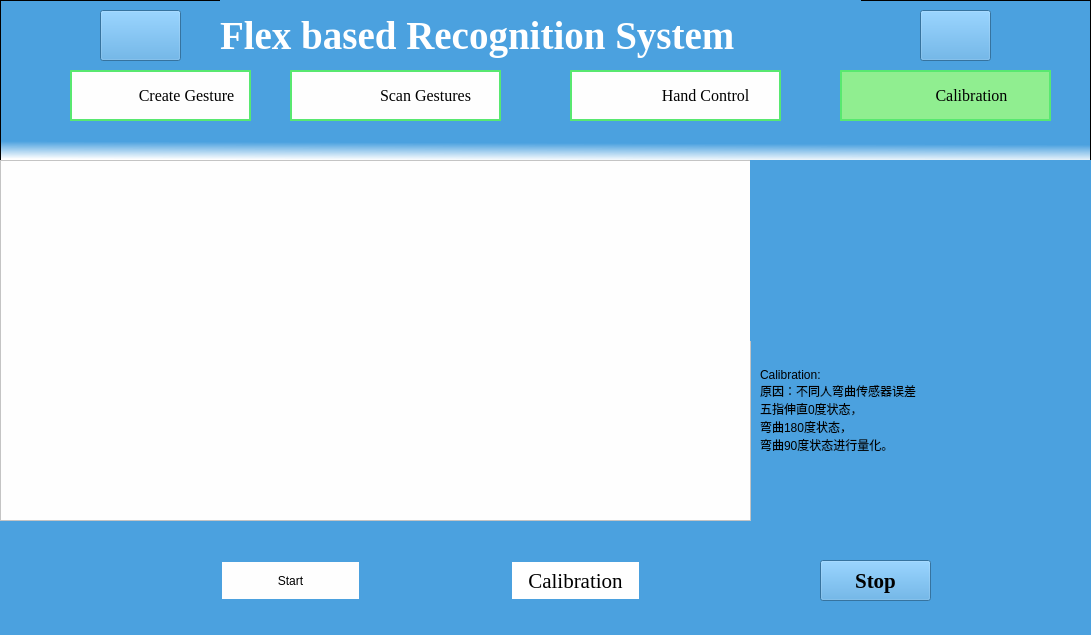
The window that ui_files/calibration.ui (liudongdong1/DataGlove) describes before a commit, drawn with Qt 5.
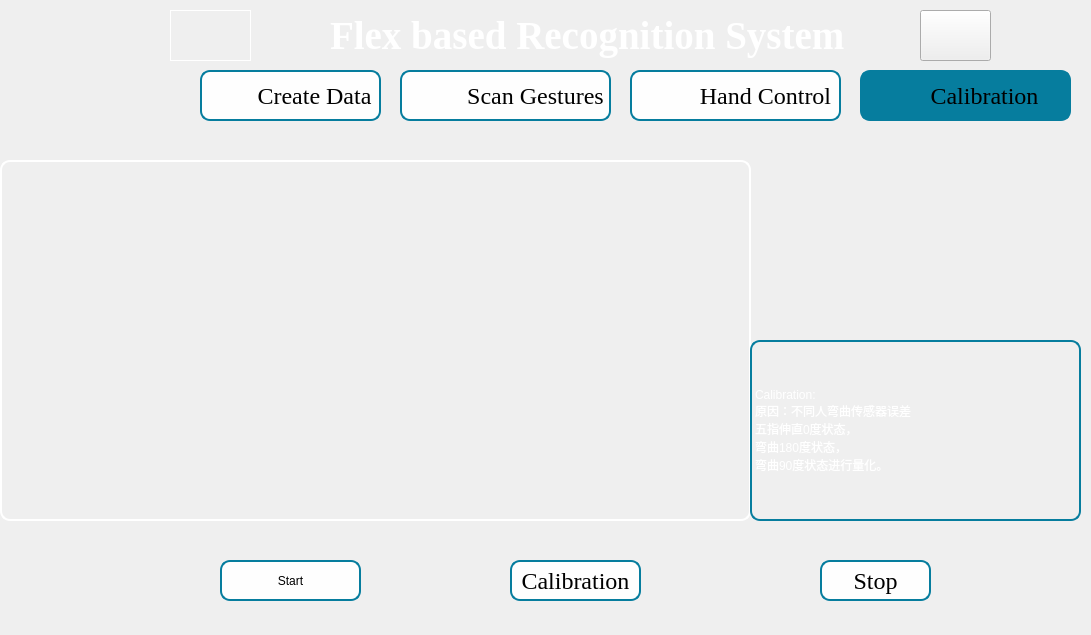
The same window after the commit. Icons and pictures are not drawn.

```diff
--- a/ui_files/calibration.ui
+++ b/ui_files/calibration.ui
@@ -14,30 +14,15 @@
    <string>MainWindow</string>
   </property>
   <property name="styleSheet">
-   <string notr="true">background-color:rgba(75, 161, 223, 255)</string>
+   <string notr="true">QWidget#centralwidget{
+	border-image:url(&quot;icons/background1.png&quot;) ;
+}</string>
   </property>
   <widget class="QWidget" name="centralwidget">
-   <widget class="QGraphicsView" name="graphicsView_2">
-    <property name="geometry">
-     <rect>
-      <x>0</x>
-      <y>0</y>
-      <width>1091</width>
-      <height>161</height>
-     </rect>
-    </property>
-    <property name="toolTip">
-     <string>&lt;html&gt;&lt;head/&gt;&lt;body&gt;&lt;p&gt;&lt;br/&gt;&lt;/p&gt;&lt;/body&gt;&lt;/html&gt;</string>
-    </property>
-    <property name="styleSheet">
-     <string notr="true">background-color: qlineargradient(spread:pad, x1:0.543136, y1:0.074, x2:0.52, y2:1, stop:0.880682 rgba(75, 161, 223, 255), stop:1 rgba(255, 255, 255, 255));
-</string>
-    </property>
-   </widget>
    <widget class="QLabel" name="label">
     <property name="geometry">
      <rect>
-      <x>220</x>
+      <x>330</x>
       <y>0</y>
       <width>641</width>
       <height>71</height>
@@ -61,7 +46,7 @@
    <widget class="QPushButton" name="create">
     <property name="geometry">
      <rect>
-      <x>70</x>
+      <x>200</x>
       <y>70</y>
       <width>181</width>
       <height>51</height>
@@ -70,7 +55,7 @@
     <property name="font">
      <font>
       <family>TImes New Roman</family>
-      <pointsize>12</pointsize>
+      <pointsize>18</pointsize>
       <weight>50</weight>
       <italic>false</italic>
       <bold>false</bold>
@@ -81,13 +66,14 @@
     </property>
     <property name="styleSheet">
      <string notr="true">QPushButton#create{
-padding-left:-40px;
-color:black;
-background-color:#fefefe;
-border: 2px solid #58e870; border-radius:30px;
-font: 12pt &quot;TImes New Roman&quot;;
-background-image:url(&quot;icons/create.png&quot;);
-background-repeat:none;
+  padding-left:-30px;
+  color:black;
+  border: 2px solid #067d9e; 
+  font: 18pt &quot;TImes New Roman&quot;;
+  background-image:url(&quot;icons/create.png&quot;);
+  border-radius:10px;
+  background-color:#fefefe;
+  background-repeat:none;
 }
 QPushButton#create:hover
 {
@@ -96,13 +82,13 @@
 }</string>
     </property>
     <property name="text">
-     <string>   Create Gesture</string>
+     <string>   Create Data</string>
     </property>
    </widget>
    <widget class="QPushButton" name="scan_sen">
     <property name="geometry">
      <rect>
-      <x>570</x>
+      <x>630</x>
       <y>70</y>
       <width>211</width>
       <height>51</height>
@@ -111,7 +97,7 @@
     <property name="font">
      <font>
       <family>TImes New Roman</family>
-      <pointsize>12</pointsize>
+      <pointsize>18</pointsize>
       <weight>50</weight>
       <italic>false</italic>
       <bold>false</bold>
@@ -119,11 +105,12 @@
     </property>
     <property name="styleSheet">
      <string notr="true">QPushButton#scan_sen{
-padding-left:-40px;
+padding-left:-90px;
 color:black;
 background-color:#fefefe;
-border: 2px solid #58e870; border-radius:30px;
-font: 12pt &quot;TImes New Roman&quot;;
+border: 2px solid #067d9e; 
+border-radius:10px;
+font: 18pt &quot;TImes New Roman&quot;;
 background-image:url(&quot;icons/sent.png&quot;);
 background-repeat:none;
 }
@@ -140,7 +127,7 @@
    <widget class="QPushButton" name="scan_sinlge">
     <property name="geometry">
      <rect>
-      <x>290</x>
+      <x>400</x>
       <y>70</y>
       <width>211</width>
       <height>51</height>
@@ -149,7 +136,7 @@
     <property name="font">
      <font>
       <family>TImes New Roman</family>
-      <pointsize>12</pointsize>
+      <pointsize>18</pointsize>
       <weight>50</weight>
       <italic>false</italic>
       <bold>false</bold>
@@ -163,11 +150,12 @@
     </property>
     <property name="styleSheet">
      <string notr="true">QPushButton#scan_sinlge{
-padding-left:-40px;
+padding-left:-90px;
 color:black;
+border: 2px solid #067d9e; 
+font: 18pt &quot;TImes New Roman&quot;;
+border-radius:10px;
 background-color:#fefefe;
-border: 2px solid #58e870; border-radius:30px;
-font: 12pt &quot;TImes New Roman&quot;;
 background-image:url(&quot;icons/scan.png&quot;);
 background-repeat:none;
 }
@@ -184,7 +172,7 @@
    <widget class="QPushButton" name="exp2">
     <property name="geometry">
      <rect>
-      <x>840</x>
+      <x>860</x>
       <y>70</y>
       <width>211</width>
       <height>51</height>
@@ -193,7 +181,7 @@
     <property name="font">
      <font>
       <family>TImes New Roman</family>
-      <pointsize>12</pointsize>
+      <pointsize>18</pointsize>
       <weight>50</weight>
       <italic>false</italic>
       <bold>false</bold>
@@ -201,11 +189,12 @@
     </property>
     <property name="styleSheet">
      <string notr="true">QPushButton#exp2{
-padding-left:-40px;
+padding-left:-100px;
 color:black;
-   background-color:lightgreen;
-border: 2px solid #58e870; border-radius:30px;
-font: 12pt &quot;TImes New Roman&quot;;
+background-color:#067d9e;
+border: 2px solid #067d9e; 
+border-radius:10px;
+font: 18pt &quot;TImes New Roman&quot;;
 background-image:url(&quot;icons/export.png&quot;);
 background-repeat:none;
 }
@@ -266,8 +255,9 @@
      </rect>
     </property>
     <property name="styleSheet">
-     <string notr="true">background-color:#fefefe;
-</string>
+     <string notr="true">border-radius: 10px;
+border: 2px solid white;
+background-color:rgb(14 , 135 , 228,0);</string>
     </property>
    </widget>
    <widget class="QPushButton" name="pushButton_2">
@@ -281,10 +271,11 @@
     </property>
     <property name="styleSheet">
      <string notr="true">QPushButton#pushButton_2{
-color: black;
+color:black;
 background-color:#fefefe;
-border: 2px solid #4ba1df; 
-font: 16pt &quot;Times New Roman&quot;;
+border: 2px solid #067d9e; 
+border-radius:10px;
+font: 18pt &quot;TImes New Roman&quot;;
 background-repeat:none;
 }
 QPushButton#pushButton_2:hover
@@ -308,8 +299,8 @@
     </property>
     <property name="font">
      <font>
-      <family>Times New Roman</family>
-      <pointsize>16</pointsize>
+      <family>TImes New Roman</family>
+      <pointsize>18</pointsize>
       <weight>50</weight>
       <italic>false</italic>
       <bold>false</bold>
@@ -318,9 +309,10 @@
     <property name="styleSheet">
      <string notr="true">QPushButton#pushButton{
 color: black;
-background-color:white;
-border: 2px solid #4ba1df; 
-font: 16pt &quot;Times New Roman&quot;;
+background-color:#fefefe;
+border: 2px solid #067d9e; 
+border-radius:10px;
+font: 18pt &quot;TImes New Roman&quot;;
 background-repeat:none;
 }
 QPushButton#pushButton:hover
@@ -344,24 +336,26 @@
     </property>
     <property name="font">
      <font>
-      <family>Times New Roman</family>
-      <pointsize>16</pointsize>
-      <weight>75</weight>
-      <bold>true</bold>
+      <family>TImes New Roman</family>
+      <pointsize>18</pointsize>
+      <weight>50</weight>
+      <italic>false</italic>
+      <bold>false</bold>
      </font>
     </property>
     <property name="autoFillBackground">
      <bool>false</bool>
     </property>
     <property name="styleSheet">
-     <string notr="true">QPushButton#pushButton{
-color: black;
-background-color:white;
-border: 2px solid #4ba1df; 
-font: 16pt &quot;Times New Roman&quot;;
+     <string notr="true">QPushButton#pushButton_3{
+color:black;
+background-color:#fefefe;
+border: 2px solid #067d9e; 
+border-radius:10px;
+font: 18pt &quot;TImes New Roman&quot;;
 background-repeat:none;
 }
-QPushButton#pushButton:hover
+QPushButton#pushButton_3:hover
 {
 	background-color:lightgreen;
 	color:black;
@@ -374,17 +368,19 @@
    <widget class="QLabel" name="label_3">
     <property name="geometry">
      <rect>
-      <x>760</x>
-      <y>320</y>
+      <x>750</x>
+      <y>340</y>
       <width>331</width>
       <height>181</height>
      </rect>
     </property>
     <property name="styleSheet">
      <string notr="true">QLabel#label_3{
-font: 15pt &quot;TImes New Roman&quot; ;
-text-align: center;
-vertical-align: middle;
+  color:white;
+  border: 2px solid #067d9e; 
+  font: 18pt &quot;TImes New Roman&quot;;
+  text-align:right;
+  border-radius:10px;
 }
 </string>
     </property>
@@ -400,9 +396,9 @@
     <property name="geometry">
      <rect>
       <x>750</x>
-      <y>160</y>
-      <width>341</width>
-      <height>181</height>
+      <y>150</y>
+      <width>161</width>
+      <height>171</height>
      </rect>
     </property>
     <property name="styleSheet">
@@ -418,7 +414,7 @@
    <widget class="QPushButton" name="transfer">
     <property name="geometry">
      <rect>
-      <x>100</x>
+      <x>170</x>
       <y>10</y>
       <width>81</width>
       <height>51</height>
@@ -426,9 +422,27 @@
     </property>
     <property name="styleSheet">
      <string notr="true">QPushButton#transfer{
-background-image:url(&quot;icons/gesture.png&quot;);
-background-repeat:no-repeat;
-background-size:100% 100%;
+border: 1px solid white; 
+border-image:url(&quot;icons/gesture.png&quot;) 4 4 4 4 stretch stretch;
+}</string>
+    </property>
+    <property name="text">
+     <string/>
+    </property>
+   </widget>
+   <widget class="QLabel" name="label_4">
+    <property name="geometry">
+     <rect>
+      <x>930</x>
+      <y>150</y>
+      <width>161</width>
+      <height>171</height>
+     </rect>
+    </property>
+    <property name="styleSheet">
+     <string notr="true">QLabel#label_4{
+border-image:url(&quot;icons/hand.png&quot;);
+background-repeat:none;
 }</string>
     </property>
     <property name="text">
```
Left out of the diff: 35 changed lines with no effect on the pictures.
